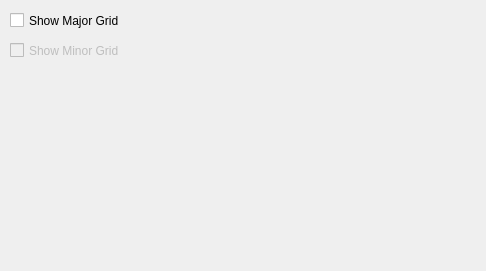
Above: GroundControl/Src/plot_tab.ui from thecasterian/STM32-FC before the change; both pictures show x 0 to 486 and y 0 to 271 of the 801 by 271 pixel window. Below: the same form after it.
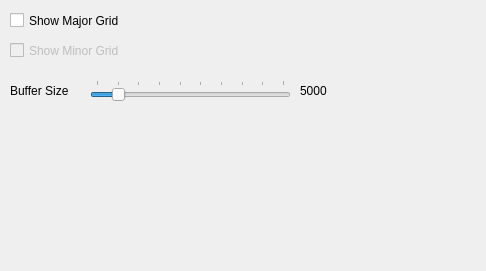
That is the form after the change.

Commit message: Add sample counter and buffer size slider

The edit to the form file:
```diff
--- a/GroundControl/Src/plot_tab.ui
+++ b/GroundControl/Src/plot_tab.ui
@@ -42,6 +42,74 @@
     <string>Show Minor Grid</string>
    </property>
   </widget>
+  <widget class="QSlider" name="bufferSizeSlider">
+   <property name="geometry">
+    <rect>
+     <x>90</x>
+     <y>80</y>
+     <width>201</width>
+     <height>21</height>
+    </rect>
+   </property>
+   <property name="minimum">
+    <number>500</number>
+   </property>
+   <property name="maximum">
+    <number>5000</number>
+   </property>
+   <property name="singleStep">
+    <number>500</number>
+   </property>
+   <property name="pageStep">
+    <number>500</number>
+   </property>
+   <property name="value">
+    <number>1000</number>
+   </property>
+   <property name="orientation">
+    <enum>Qt::Horizontal</enum>
+   </property>
+   <property name="invertedAppearance">
+    <bool>false</bool>
+   </property>
+   <property name="tickPosition">
+    <enum>QSlider::TicksAbove</enum>
+   </property>
+   <property name="tickInterval">
+    <number>500</number>
+   </property>
+  </widget>
+  <widget class="QLabel" name="label">
+   <property name="geometry">
+    <rect>
+     <x>10</x>
+     <y>80</y>
+     <width>71</width>
+     <height>21</height>
+    </rect>
+   </property>
+   <property name="text">
+    <string>Buffer Size</string>
+   </property>
+  </widget>
+  <widget class="QLabel" name="bufferSizeLabel">
+   <property name="geometry">
+    <rect>
+     <x>300</x>
+     <y>80</y>
+     <width>36</width>
+     <height>21</height>
+    </rect>
+   </property>
+   <property name="styleSheet">
+    <string notr="true">QLabel {
+	qproperty-alignment: AlignRight;
+}</string>
+   </property>
+   <property name="text">
+    <string>5000</string>
+   </property>
+  </widget>
  </widget>
  <resources/>
  <connections/>
```
The commit also changes 10 other files.
